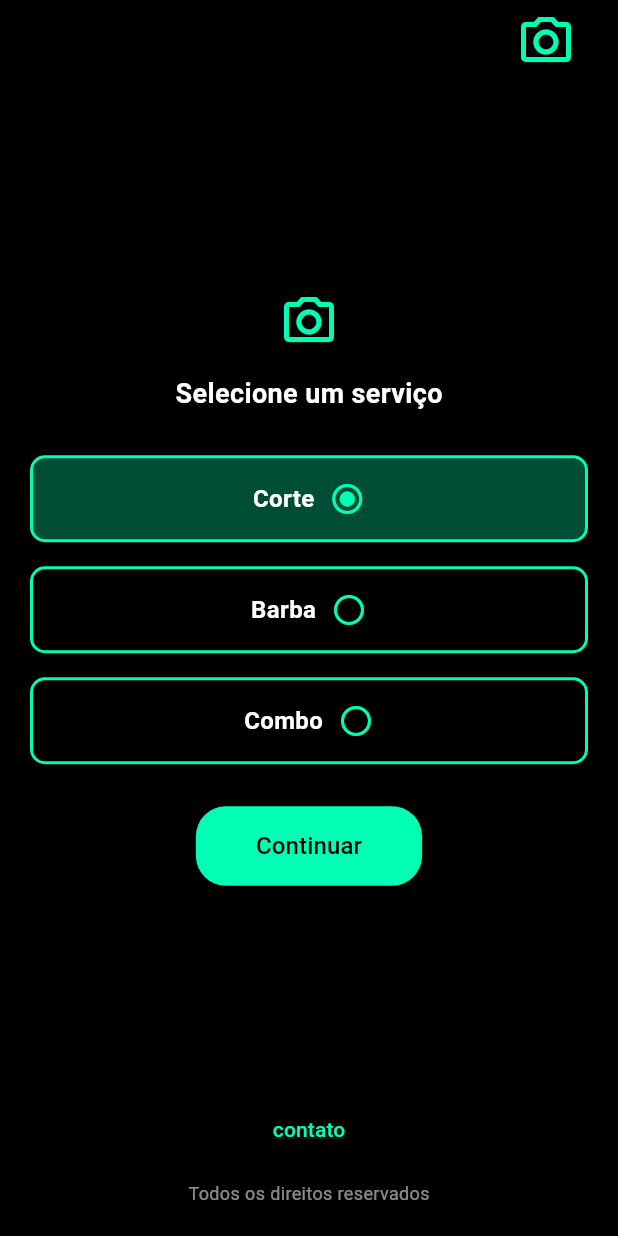
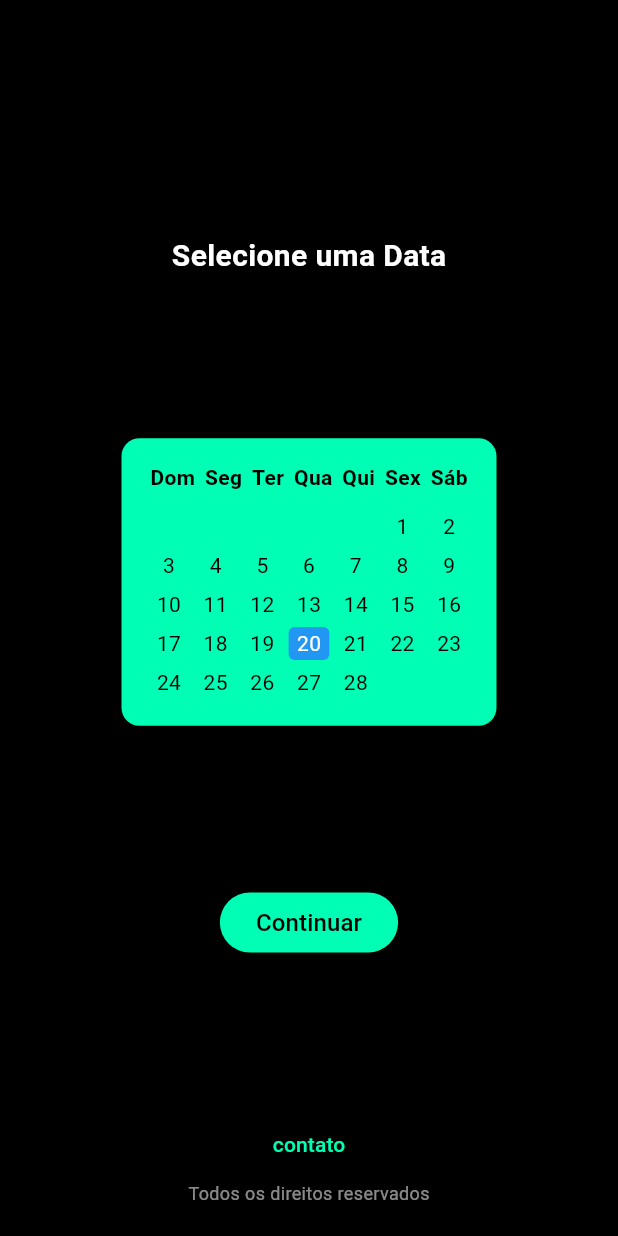
Before and after one commit to thiagofern4ndo/app-barber-shop, a Flutter app: the screen it shows after launch, after a tap on "Corte", after a tap on "Continuar", on a phone screen of 412 x 824 dp. Run offline on Flutter 3.47's test engine with Material 3 defaults, Android fonts, the phone set to English and light mode, and no system bars; our stand-ins replace google_fonts.

Commit message:
Adiciona navegação da Pag6 para Pag7 após seleção de serviço

```diff
--- a/lib/main.dart
+++ b/lib/main.dart
@@ -1,6 +1,6 @@
 import 'package:flutter/material.dart';
 import 'package:app_barber_shop/screens/pag6.dart'; // Importa o pag6.dart
-
+import 'package:app_barber_shop/screens/pag7.dart'; // Importa o pag7.dart
 void main() {
   runApp(const MyApp());
 }
--- a/lib/screens/pag6.dart
+++ b/lib/screens/pag6.dart
@@ -1,4 +1,5 @@
 import 'package:flutter/material.dart';
+import 'package:app_barber_shop/screens/pag7.dart'; // Importa o pag7.dart
 
 class Pag6 extends StatelessWidget {
   const Pag6({super.key});
@@ -62,7 +63,12 @@ class _ServiceSelectionScreenState extends State<ServiceSelectionScreen> {
                   buildServiceOption("Combo"),
                   const SizedBox(height: 20),
                   ElevatedButton(
-                    onPressed: selectedService != null ? () {} : null,
+                    onPressed: selectedService != null ? () {
+                      Navigator.push(
+                        context,
+                        MaterialPageRoute(builder: (context) =>  Pag7()),
+                      );
+                    } : null,
                     style: ElevatedButton.styleFrom(
                       backgroundColor: borderColor,
                       shape: RoundedRectangleBorder(borderRadius: BorderRadius.circular(20)),
--- /dev/null
+++ b/lib/screens/pag7.dart
@@ -0,0 +1,172 @@
+import 'package:flutter/material.dart';
+
+class Pag7 extends StatelessWidget {
+  @override
+  Widget build(BuildContext context) {
+    return MaterialApp(
+      theme: ThemeData.dark(),
+      home: CalendarScreen(),
+      debugShowCheckedModeBanner: false,
+    );
+  }
+}
+
+class CalendarScreen extends StatefulWidget {
+  @override
+  _CalendarScreenState createState() => _CalendarScreenState();
+}
+
+class _CalendarScreenState extends State<CalendarScreen> {
+  DateTime _selectedDate = DateTime.now();
+
+  void _onDaySelected(int day) {
+    setState(() {
+      _selectedDate = DateTime(_selectedDate.year, _selectedDate.month, day);
+    });
+  }
+
+  @override
+  Widget build(BuildContext context) {
+    return Scaffold(
+      backgroundColor: Colors.black,
+      appBar: AppBar(
+        backgroundColor: Colors.black,
+        elevation: 0, // Remove a sombra do AppBar
+      ),
+      body: Column(
+        children: [
+          // Título "Selecione uma Data"
+         Padding(
+            padding: EdgeInsets.only(top: 100, bottom: 0), // 10 pixels acima e 10 abaixo do título
+            child: Text(
+              'Selecione uma Data',
+              style: TextStyle(
+                color: Colors.white,
+                fontSize: 20, // Tamanho do texto
+                fontWeight: FontWeight.bold, // Texto em negrito
+              ),
+            ),
+          ),
+          // Calendário centralizado
+          Expanded(
+            child: Center(
+              child: Container(
+                width: 250, // Largura fixa para o calendário
+                padding: EdgeInsets.all(16),
+                decoration: BoxDecoration(
+                  color: Color(0xFF00FFB4), // Cor de fundo #00ffb4
+                  borderRadius: BorderRadius.circular(12),
+                ),
+                child: _buildCalendar(),
+              ),
+            ),
+          ),
+          // Botão "Continuar"
+          Padding(
+            padding: EdgeInsets.only(bottom: 100, top:0),
+            child: ElevatedButton(
+              style: ElevatedButton.styleFrom(
+                backgroundColor: Color(0xFF00FFB4), // Cor do botão #00ffb4
+                foregroundColor: Colors.black,
+              ),
+              onPressed: () {
+                // Ação ao pressionar o botão Continuar
+              },
+              child: const Text('Continuar', style: TextStyle(color: Colors.black, fontSize: 16)),
+            ),
+          ),
+          // Texto no rodapé
+          Padding(
+            padding: EdgeInsets.only(bottom: 20),
+            child: Column(
+              children: [
+                TextButton(
+                  onPressed: () {},
+                  child: Text(
+                    'contato',
+                    style: TextStyle(
+                      color: Color(0xFF00FFB4), // Cor #00ffb4
+                      fontSize: 14,
+                      // Sublinhado
+                    ),
+                  ),
+                ),
+                Text('Todos os direitos reservados',
+                     style: TextStyle(color: Colors.white54, fontSize: 12),),
+              ],
+            ),
+          ),
+        ],
+      ),
+    );
+  }
+
+  Widget _buildCalendar() {
+    return Column(
+      mainAxisSize: MainAxisSize.min,
+      children: [
+        _buildWeekDaysRow(),
+        SizedBox(height: 10),
+        _buildDaysGrid(),
+      ],
+    );
+  }
+
+  Widget _buildWeekDaysRow() {
+    return Row(
+      mainAxisAlignment: MainAxisAlignment.spaceAround,
+      children: ['Dom', 'Seg', 'Ter', 'Qua', 'Qui', 'Sex', 'Sáb']
+          .map((day) => Text(day,
+              style:
+                  TextStyle(color: Colors.black, fontWeight: FontWeight.bold)))
+          .toList(),
+    );
+  }
+
+  Widget _buildDaysGrid() {
+    DateTime firstDayOfMonth =
+        DateTime(_selectedDate.year, _selectedDate.month, 1);
+    int daysInMonth =
+        DateTime(_selectedDate.year, _selectedDate.month + 1, 0).day;
+    int startingWeekday = firstDayOfMonth.weekday;
+
+    List<Widget> dayWidgets = [];
+
+    // Preenche os dias vazios no início do mês
+    for (int i = 1; i < startingWeekday; i++) {
+      dayWidgets.add(Container());
+    }
+
+    for (int day = 1; day <= daysInMonth; day++) {
+      dayWidgets.add(
+        GestureDetector(
+          onTap: () => _onDaySelected(day),
+          child: Container(
+            margin: EdgeInsets.all(2),
+            decoration: BoxDecoration(
+              color:
+                  _selectedDate.day == day ? Colors.blue : Colors.transparent,
+              borderRadius: BorderRadius.circular(4),
+            ),
+            child: Center(
+              child: Text(
+                day.toString(),
+                style: TextStyle(
+                  color: _selectedDate.day == day ? Colors.white : Colors.black,
+                ),
+              ),
+            ),
+          ),
+        ),
+      );
+    }
+
+    return GridView.count(
+      shrinkWrap: true,
+      physics: NeverScrollableScrollPhysics(), // Impede a rolagem do GridView
+      crossAxisCount: 7,
+      childAspectRatio: 1.2, // Ajusta a proporção dos itens
+      children: dayWidgets,
+    );
+  }
+}
```
